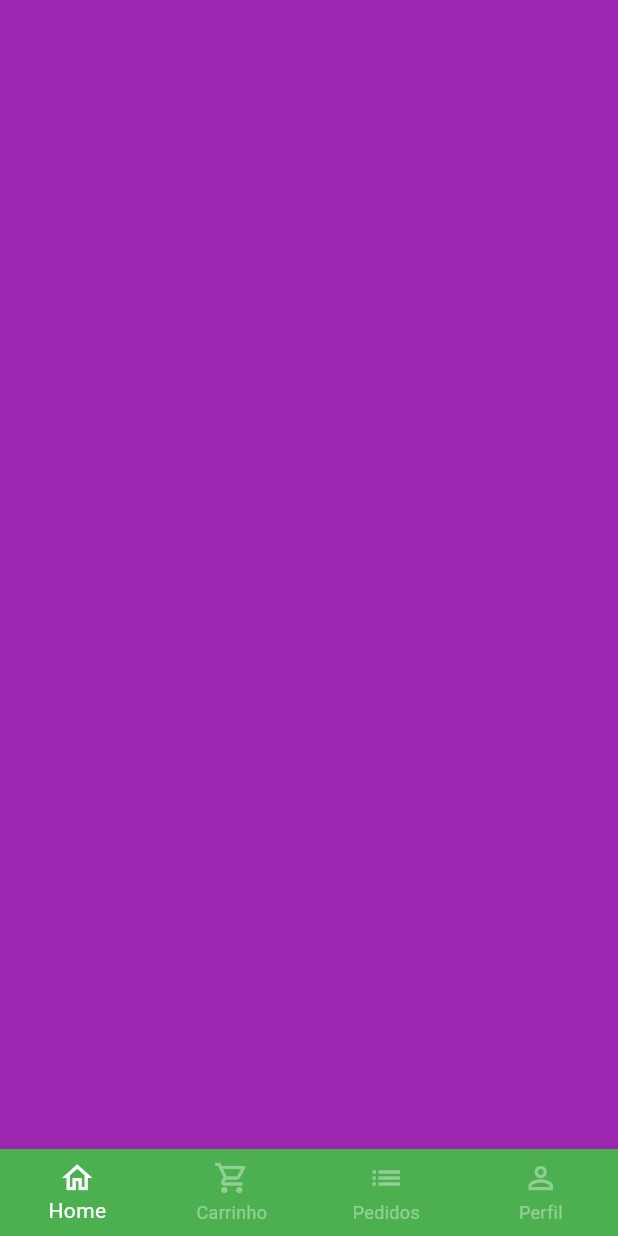
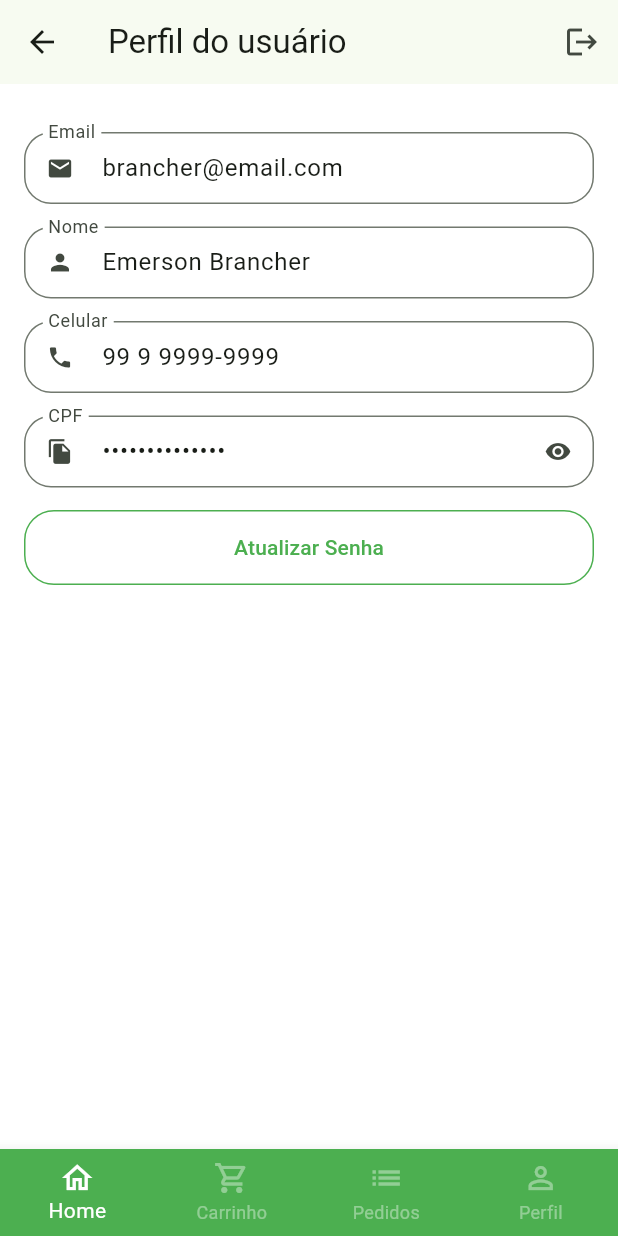
Before and after one commit to EmersonBrancher/green-grocer, a Flutter app: the BaseScreen screen opened directly, swiped to page 4, on a phone screen of 412 x 824 dp. Run offline on Flutter 3.47's test engine with Material 3 defaults, Android fonts, the phone set to English and light mode, and no system bars; our stand-ins replace animated_text_kit, mask_text_input_formatter.

Commit message:
Conclusão Tela de Perfil

```diff
--- a/greengrocer/lib/src/config/app_data.dart
+++ b/greengrocer/lib/src/config/app_data.dart
@@ -1,4 +1,5 @@
 import 'package:greengrocer/src/models/item_model.dart';
+import 'package:greengrocer/src/models/user_model.dart';
 
 import '../models/cart_item_model.dart';
 
@@ -71,3 +72,5 @@ List<CartItemModel> cartItems = [
   CartItemModel(item: mango, quantity: 1),
   CartItemModel(item: guava, quantity: 3),
 ];
+
+UserModel user = UserModel(name: 'Emerson Brancher', email: 'brancher@email.com', phone: '99 9 9999-9999', cpf: '999.999.999-99', password: '');
--- /dev/null
+++ b/greengrocer/lib/src/models/user_model.dart
@@ -0,0 +1,15 @@
+class UserModel {
+  String name;
+  String email;
+  String phone;
+  String cpf;
+  String password;
+
+  UserModel({
+    required this.name,
+    required this.email,
+    required this.phone,
+    required this.cpf,
+    required this.password,
+  });
+}
--- a/greengrocer/lib/src/pages/auth/sign_in_screen.dart
+++ b/greengrocer/lib/src/pages/auth/sign_in_screen.dart
@@ -1,6 +1,6 @@
 import 'package:animated_text_kit/animated_text_kit.dart';
 import 'package:flutter/material.dart';
-import 'package:greengrocer/src/pages/auth/components/custom_text_field.dart';
+import 'package:greengrocer/src/pages/common_widgets/custom_text_field.dart';
 import 'package:greengrocer/src/pages/auth/sign_up_screen.dart';
 import 'package:greengrocer/src/pages/base/base_screen.dart';
 import 'package:greengrocer/src/config/custom_colors.dart';
--- a/greengrocer/lib/src/pages/auth/sign_up_screen.dart
+++ b/greengrocer/lib/src/pages/auth/sign_up_screen.dart
@@ -2,7 +2,7 @@ import 'package:flutter/material.dart';
 import 'package:greengrocer/src/config/custom_colors.dart';
 import 'package:mask_text_input_formatter/mask_text_input_formatter.dart';
 
-import 'components/custom_text_field.dart';
+import '../common_widgets/custom_text_field.dart';
 
 class SignUpScreen extends StatelessWidget {
   SignUpScreen({super.key});
--- a/greengrocer/lib/src/pages/base/base_screen.dart
+++ b/greengrocer/lib/src/pages/base/base_screen.dart
@@ -1,5 +1,6 @@
 import 'package:flutter/material.dart';
 import 'package:greengrocer/src/pages/cart/cart_tab.dart';
+import 'package:greengrocer/src/pages/profile/profile_tab.dart';
 
 import '../home/home_tab.dart';
 
@@ -21,9 +22,9 @@ class _BaseScreenState extends State<BaseScreen> {
         controller: pageController,
         children: [
           const HomeTab(),
-          CartTab(),
+          const CartTab(),
           Container(color: Colors.blue,),
-          Container(color: Colors.purple,),
+          const ProfileTab(),
         ],
       ),
       bottomNavigationBar: BottomNavigationBar(
--- a/greengrocer/lib/src/pages/auth/components/custom_text_field.dart
+++ b/greengrocer/lib/src/pages/common_widgets/custom_text_field.dart
@@ -6,6 +6,8 @@ class CustomTextField extends StatefulWidget {
   final String label;
   final bool isSecret;
   final List<TextInputFormatter>? inputFormatter;
+  final String? initialValue;
+  final bool readOnly;
 
   const CustomTextField({
     super.key,
@@ -13,6 +15,8 @@ class CustomTextField extends StatefulWidget {
     required this.label,
     this.isSecret = false,
     this.inputFormatter,
+    this.initialValue,
+    this.readOnly = false,
   });
 
   @override
@@ -34,6 +38,8 @@ class _CustomTextFieldState extends State<CustomTextField> {
     return Padding(
       padding: const EdgeInsets.only(bottom: 15),
       child: TextFormField(
+        readOnly: widget.readOnly,
+        initialValue: widget.initialValue,
         inputFormatters: widget.inputFormatter,
         obscureText: isObscure,
         decoration: InputDecoration(
--- /dev/null
+++ b/greengrocer/lib/src/pages/profile/profile_tab.dart
@@ -0,0 +1,163 @@
+import 'package:flutter/material.dart';
+import 'package:greengrocer/src/config/custom_colors.dart';
+import 'package:greengrocer/src/pages/common_widgets/custom_text_field.dart';
+import 'package:greengrocer/src/config/app_data.dart' as appData;
+
+class ProfileTab extends StatefulWidget {
+  const ProfileTab({super.key});
+
+  @override
+  State<ProfileTab> createState() => _ProfileTabState();
+}
+
+class _ProfileTabState extends State<ProfileTab> {
+  @override
+  Widget build(BuildContext context) {
+    return Scaffold(
+      appBar: AppBar(
+        title: const Text('Perfil do usuário'),
+        actions: [
+          IconButton(
+            onPressed: () {},
+            icon: const Icon(
+              Icons.logout,
+            ),
+          ),
+        ],
+      ),
+      body: ListView(
+        physics: const BouncingScrollPhysics(),
+        padding: const EdgeInsets.fromLTRB(16, 32, 16, 16),
+        children: [
+          CustomTextField(
+            readOnly: true,
+            icon: Icons.email,
+            label: 'Email',
+            initialValue: appData.user.email,
+          ),
+          CustomTextField(
+            readOnly: true,
+            icon: Icons.person,
+            label: 'Nome',
+            initialValue: appData.user.name,
+          ),
+          CustomTextField(
+            readOnly: true,
+            icon: Icons.phone,
+            label: 'Celular',
+            initialValue: appData.user.phone,
+          ),
+          CustomTextField(
+            readOnly: true,
+            icon: Icons.file_copy,
+            label: 'CPF',
+            isSecret: true,
+            initialValue: appData.user.cpf,
+          ),
+          SizedBox(
+            height: 50,
+            child: OutlinedButton(
+              style: OutlinedButton.styleFrom(
+                shape: RoundedRectangleBorder(
+                  borderRadius: BorderRadius.circular(20),
+                ),
+                side: const BorderSide(
+                  color: Colors.green,
+                ),
+              ),
+              onPressed: () {
+                updatePassword();
+              },
+              child: const Text(
+                'Atualizar Senha',
+                style: TextStyle(
+                  color: Colors.green,
+                ),
+              ),
+            ),
+          ),
+        ],
+      ),
+    );
+  }
+
+  Future<bool?> updatePassword() {
+    return showDialog(
+      context: context,
+      builder: (context) {
+        return Dialog(
+          shape: RoundedRectangleBorder(
+            borderRadius: BorderRadius.circular(20),
+          ),
+          child: Padding(
+            padding: const EdgeInsets.all(16),
+            child: Column(
+              crossAxisAlignment: CrossAxisAlignment.stretch,
+              mainAxisSize: MainAxisSize.min,
+              children: [
+                Stack(
+                  children: [
+                    const Padding(
+                      padding: EdgeInsets.symmetric(vertical: 12),
+                      child: Text(
+                        'Atualização de senha',
+                        textAlign: TextAlign.center,
+                        style: TextStyle(
+                          fontSize: 18,
+                          fontWeight: FontWeight.bold,
+                        ),
+                      ),
+                    ),
+                    Positioned(
+                      top: 5,
+                      right: 5,
+                      child: IconButton(
+                        onPressed: () {
+                          Navigator.of(context).pop();
+                        },
+                        icon: const Icon(Icons.close),
+                      ),
+                    ),
+                  ],
+                ),
+                const CustomTextField(
+                  icon: Icons.lock,
+                  label: 'Senha atual',
+                  isSecret: true,
+                ),
+                const CustomTextField(
+                  icon: Icons.lock_outline,
+                  label: 'Nova senha',
+                  isSecret: true,
+                ),
+                const CustomTextField(
+                  icon: Icons.lock_outline,
+                  label: 'Confirmar nova senha',
+                  isSecret: true,
+                ),
+                SizedBox(
+                  height: 45,
+                  child: ElevatedButton(
+                    style: ElevatedButton.styleFrom(
+                      backgroundColor: Colors.green,
+                      shape: RoundedRectangleBorder(
+                        borderRadius: BorderRadius.circular(20),
+                      ),
+                    ),
+                    onPressed: () {},
+                    child: const Text(
+                      'Atualizar',
+                      style: TextStyle(
+                        color: Colors.white,
+                      ),
+                    ),
+                  ),
+                ),
+              ],
+            ),
+          ),
+        );
+      },
+    );
+  }
+}
```
